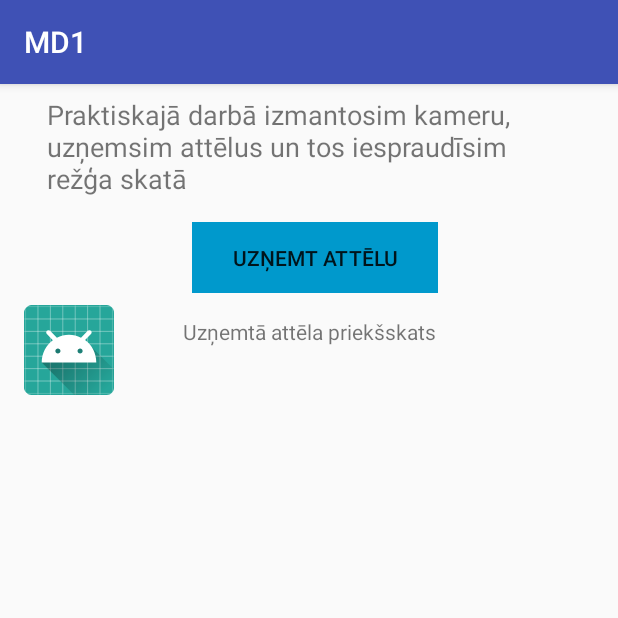
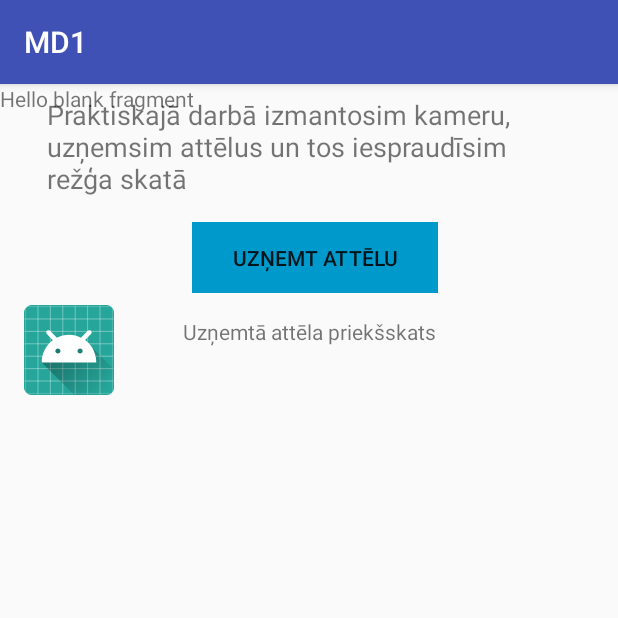
Before and after one commit to Sacristan/ViA-MG-MobileDev, an Android app: the screen it shows after launch (MainActivity), on a phone screen of 412 x 824 dp, the top half of it. Run offline under Robolectric (Android 15) with nearby library versions, the phone set to English and light mode, and no system bars.

Commit message:
fragments wip

```diff
--- a/md1/app/build.gradle
+++ b/md1/app/build.gradle
@@ -24,6 +24,7 @@ dependencies {
     implementation 'com.android.support.constraint:constraint-layout:1.1.0'
     implementation 'com.android.support:design:27.1.1'
     implementation 'com.google.firebase:firebase-core:11.8.0'
+    implementation 'com.android.support:support-v4:27.1.1'
     testImplementation 'junit:junit:4.12'
     androidTestImplementation 'com.android.support.test:runner:1.0.2'
     androidTestImplementation 'com.android.support.test.espresso:espresso-core:3.0.2'
--- a/md1/app/src/main/AndroidManifest.xml
+++ b/md1/app/src/main/AndroidManifest.xml
@@ -5,6 +5,7 @@
     <uses-feature android:name="android.hardware.camera" android:required="true" />
     <uses-permission android:name="android.permission.WRITE_EXTERNAL_STORAGE" />
     <uses-permission android:name="android.permission.READ_EXTERNAL_STORAGE" />
+    <uses-permission android:name="android.permission.CAMERA" />
 
     <application
         android:allowBackup="true"
--- /dev/null
+++ b/md1/app/src/main/java/com/teamtwo/md1/AudioFragment.java
@@ -0,0 +1,22 @@
+package com.teamtwo.md1;
+
+import android.content.Context;
+import android.net.Uri;
+import android.os.Bundle;
+import android.support.annotation.NonNull;
+import android.support.annotation.Nullable;
+import android.support.v4.app.Fragment;
+import android.view.LayoutInflater;
+import android.view.View;
+import android.view.ViewGroup;
+
+public class AudioFragment extends Fragment {
+    private static final String TAG = "AudioFragment";
+
+    @Nullable
+    @Override
+    public View onCreateView(@NonNull LayoutInflater inflater, @Nullable ViewGroup container, @Nullable Bundle savedInstanceState) {
+        View view = inflater.inflate(R.layout.fragment_audio, container, false);
+        return view;
+    }
+}
--- /dev/null
+++ b/md1/app/src/main/java/com/teamtwo/md1/CameraFragment.java
@@ -0,0 +1,22 @@
+package com.teamtwo.md1;
+
+import android.content.Context;
+import android.net.Uri;
+import android.os.Bundle;
+import android.support.annotation.NonNull;
+import android.support.annotation.Nullable;
+import android.support.v4.app.Fragment;
+import android.view.LayoutInflater;
+import android.view.View;
+import android.view.ViewGroup;
+
+public class CameraFragment extends Fragment {
+    private static final String TAG = "CameraFragment";
+
+    @Nullable
+    @Override
+    public View onCreateView(@NonNull LayoutInflater inflater, @Nullable ViewGroup container, @Nullable Bundle savedInstanceState) {
+        View view = inflater.inflate(R.layout.fragment_camera, container, false);
+        return view;
+    }
+}
--- a/md1/app/src/main/java/com/teamtwo/md1/MainActivity.java
+++ b/md1/app/src/main/java/com/teamtwo/md1/MainActivity.java
@@ -1,3 +1,9 @@
+/*
+REFS:
+https://www.youtube.com/watch?v=bNpWGI_hGGg
+https://github.com/mitchtabian/TabFragments
+*/
+
 package com.teamtwo.md1;
 import android.content.Context;
 import android.content.Intent;
@@ -7,7 +13,9 @@ import android.net.Uri;
 import android.os.Bundle;
 import android.os.Environment;
 import android.provider.MediaStore;
+import android.support.design.widget.TabLayout;
 import android.support.v4.content.FileProvider;
+import android.support.v4.view.ViewPager;
 import android.support.v7.app.AppCompatActivity;
 import android.support.v7.widget.Toolbar;
 import android.view.View;
@@ -33,6 +41,17 @@ public class MainActivity extends AppCompatActivity {
     String mCurrentPhotoPath;
     private ImageAdapter adapter;
     private FirebaseAnalytics mFirebaseAnalytics;
+
+    private SectionsPageAdapter sectionsPageAdapter;
+    private ViewPager viewPager;
+
+
+    private void setupViewPager(ViewPager viewPager){
+        SectionsPageAdapter adapter = new SectionsPageAdapter(getSupportFragmentManager());
+        adapter.addFragment(new CameraFragment(), "Camera");
+        adapter.addFragment(new CameraFragment(), "Audio");
+        viewPager.setAdapter(adapter);
+    }
 
     @Override
     protected void onCreate(Bundle savedInstanceState) {
@@ -60,6 +79,12 @@ public class MainActivity extends AppCompatActivity {
                         Toast.LENGTH_SHORT).show();
             }
         });
+
+        viewPager = (ViewPager) findViewById(R.id.container);
+        setupViewPager(viewPager);
+
+        TabLayout tabLayout = (TabLayout) findViewById(R.id.tabs);
+        tabLayout.setupWithViewPager(viewPager);
     }
 
     @Override
@@ -140,7 +165,10 @@ public class MainActivity extends AppCompatActivity {
         // Create an image file name
         String timeStamp = new SimpleDateFormat("yyyyMMdd_HHmmss").format(new Date());
         String imageFileName = "JPEG_" + timeStamp + "_";
+
+//        File storageDir = getFilesDir();
         File storageDir = getExternalFilesDir(Environment.DIRECTORY_PICTURES);
+
         File image = File.createTempFile(
                 imageFileName,  /* prefix */
                 ".jpg",         /* suffix */
--- /dev/null
+++ b/md1/app/src/main/java/com/teamtwo/md1/SectionsPageAdapter.java
@@ -0,0 +1,40 @@
+package com.teamtwo.md1;
+
+import android.support.annotation.Nullable;
+import android.support.v4.app.Fragment;
+import android.support.v4.app.FragmentManager;
+import android.support.v4.app.FragmentPagerAdapter;
+
+import java.util.ArrayList;
+import java.util.List;
+
+public class SectionsPageAdapter extends FragmentPagerAdapter {
+
+    private final List<Fragment> fragmentList = new ArrayList<>();
+    private final List<String> fragmentTitleList = new ArrayList<>();
+
+    public SectionsPageAdapter(FragmentManager fm) {
+        super(fm);
+    }
+
+    public void addFragment(Fragment fragment, String title){
+        fragmentList.add(fragment);
+        fragmentTitleList.add(title);
+    }
+
+    @Nullable
+    @Override
+    public CharSequence getPageTitle(int position) {
+        return fragmentTitleList.get(position);
+    }
+
+    @Override
+    public Fragment getItem(int position) {
+        return fragmentList.get(position);
+    }
+
+    @Override
+    public int getCount() {
+        return fragmentList.size();
+    }
+}
--- a/md1/app/src/main/res/layout/activity_main.xml
+++ b/md1/app/src/main/res/layout/activity_main.xml
@@ -22,4 +22,16 @@
 
     <include layout="@layout/content_main" />
 
+    <android.support.design.widget.TabLayout
+        android:id="@+id/tabs"
+        android:layout_width="match_parent"
+        android:layout_height="wrap_content"/>
+
+    <android.support.v4.view.ViewPager
+        android:id="@+id/container"
+        android:layout_width="match_parent"
+        android:layout_height="match_parent"
+        app:layout_behavior="@string/appbar_scrolling_view_behavior"/>
+
+
 </android.support.design.widget.CoordinatorLayout>
--- /dev/null
+++ b/md1/app/src/main/res/layout/fragment_audio.xml
@@ -0,0 +1,14 @@
+<?xml version="1.0" encoding="utf-8"?>
+<FrameLayout xmlns:android="http://schemas.android.com/apk/res/android"
+    xmlns:tools="http://schemas.android.com/tools"
+    android:layout_width="match_parent"
+    android:layout_height="match_parent"
+    tools:context=".AudioFragment">
+
+    <!-- TODO: Update blank fragment layout -->
+    <TextView
+        android:layout_width="match_parent"
+        android:layout_height="match_parent"
+        android:text="@string/hello_blank_fragment" />
+
+</FrameLayout>
--- /dev/null
+++ b/md1/app/src/main/res/layout/fragment_camera.xml
@@ -0,0 +1,14 @@
+<?xml version="1.0" encoding="utf-8"?>
+<FrameLayout xmlns:android="http://schemas.android.com/apk/res/android"
+    xmlns:tools="http://schemas.android.com/tools"
+    android:layout_width="match_parent"
+    android:layout_height="match_parent"
+    tools:context=".CameraFragment">
+
+    <!-- TODO: Update blank fragment layout -->
+    <TextView
+        android:layout_width="match_parent"
+        android:layout_height="match_parent"
+        android:text="@string/hello_blank_fragment" />
+
+</FrameLayout>
--- a/md1/app/src/main/res/values/strings.xml
+++ b/md1/app/src/main/res/values/strings.xml
@@ -5,4 +5,7 @@
     <string name="catch_image">Uzņemt attēlu</string>
     <string name="image_thumb">Uzņemtā attēla priekšskats</string>
     <string name="catch_video">Uznemt video</string>
+
+    <!-- TODO: Remove or change this placeholder text -->
+    <string name="hello_blank_fragment">Hello blank fragment</string>
 </resources>
```
